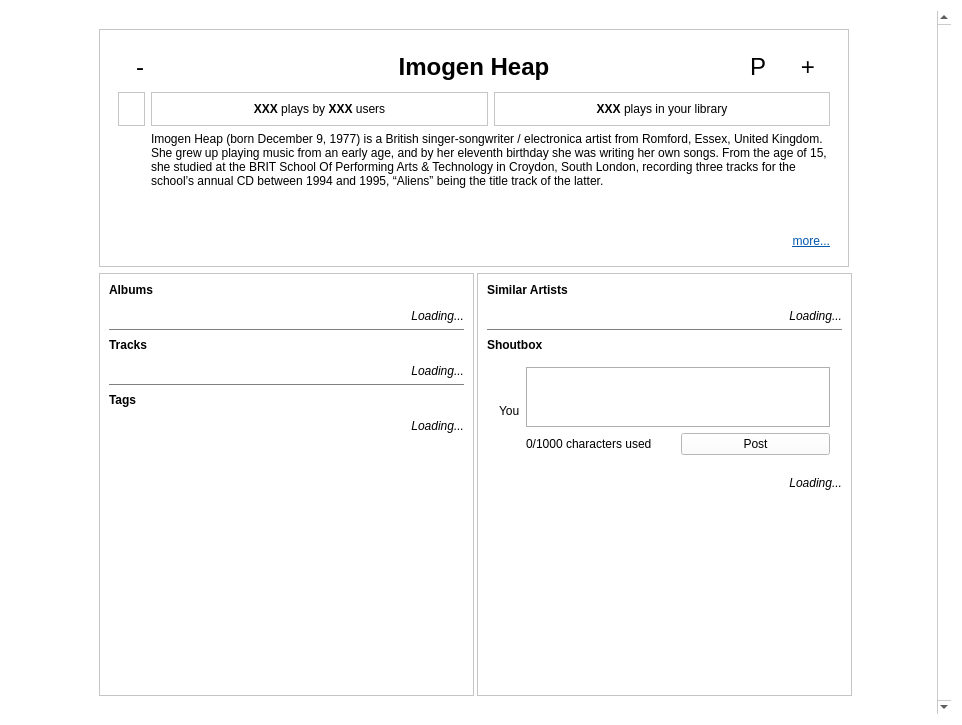
Old version of the form artistcontext.ui in the repository jnetterf/hathor.
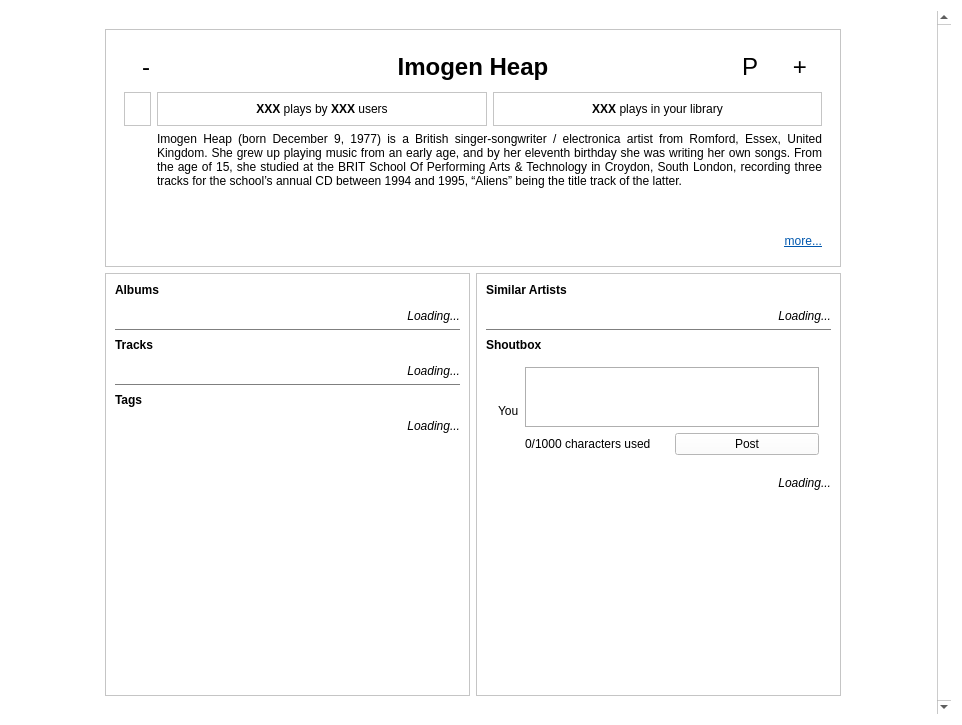
New version of the form. Icons and pictures are not drawn. Custom widgets are drawn as their Qt base class.

Commit message: Made the style consistent between platforms, general fixes.

Diff of the .ui file:
```diff
--- a/artistcontext.ui
+++ b/artistcontext.ui
@@ -471,17 +471,33 @@
           </size>
          </property>
          <layout class="QGridLayout" name="gridLayout_3">
-          <item row="2" column="0">
+          <property name="horizontalSpacing">
+           <number>0</number>
+          </property>
+          <item row="0" column="3" rowspan="3">
+           <spacer name="superSpacer">
+            <property name="orientation">
+             <enum>Qt::Vertical</enum>
+            </property>
+            <property name="sizeHint" stdset="0">
+             <size>
+              <width>0</width>
+              <height>10000</height>
+             </size>
+            </property>
+           </spacer>
+          </item>
+          <item row="2" column="1">
            <widget class="QFrame" name="frame_3">
             <property name="minimumSize">
              <size>
-              <width>375</width>
+              <width>365</width>
               <height>0</height>
              </size>
             </property>
             <property name="maximumSize">
              <size>
-              <width>375</width>
+              <width>365</width>
               <height>16777215</height>
              </size>
             </property>
@@ -501,11 +517,7 @@
                 </sizepolicy>
                </property>
                <property name="text">
-                <string>&lt;!DOCTYPE HTML PUBLIC &quot;-//W3C//DTD HTML 4.0//EN&quot; &quot;http://www.w3.org/TR/REC-html40/strict.dtd&quot;&gt;
-&lt;html&gt;&lt;head&gt;&lt;meta name=&quot;qrichtext&quot; content=&quot;1&quot; /&gt;&lt;style type=&quot;text/css&quot;&gt;
-p, li { white-space: pre-wrap; }
-&lt;/style&gt;&lt;/head&gt;&lt;body style=&quot; font-family:'Sans Serif'; font-size:9pt; font-weight:400; font-style:normal;&quot;&gt;
-&lt;p style=&quot; margin-top:0px; margin-bottom:0px; margin-left:0px; margin-right:0px; -qt-block-indent:0; text-indent:0px;&quot;&gt;&lt;span style=&quot; font-weight:600; color:#000000;&quot;&gt;Albums&lt;/span&gt;&lt;/p&gt;&lt;/body&gt;&lt;/html&gt;</string>
+                <string>&lt;B&gt;Albums&lt;/B&gt;</string>
                </property>
               </widget>
              </item>
@@ -528,11 +540,7 @@
                 </sizepolicy>
                </property>
                <property name="text">
-                <string>&lt;!DOCTYPE HTML PUBLIC &quot;-//W3C//DTD HTML 4.0//EN&quot; &quot;http://www.w3.org/TR/REC-html40/strict.dtd&quot;&gt;
-&lt;html&gt;&lt;head&gt;&lt;meta name=&quot;qrichtext&quot; content=&quot;1&quot; /&gt;&lt;style type=&quot;text/css&quot;&gt;
-p, li { white-space: pre-wrap; }
-&lt;/style&gt;&lt;/head&gt;&lt;body style=&quot; font-family:'Sans Serif'; font-size:9pt; font-weight:400; font-style:normal;&quot;&gt;
-&lt;p align=&quot;right&quot; style=&quot; margin-top:0px; margin-bottom:0px; margin-left:0px; margin-right:0px; -qt-block-indent:0; text-indent:0px;&quot;&gt;&lt;span style=&quot; font-style:italic;&quot;&gt;Loading...&lt;/span&gt;&lt;/p&gt;&lt;/body&gt;&lt;/html&gt;</string>
+                <string>&lt;p align=&quot;right&quot;&gt;&lt;I&gt;Loading...</string>
                </property>
               </widget>
              </item>
@@ -967,11 +975,7 @@
                 </sizepolicy>
                </property>
                <property name="text">
-                <string>&lt;!DOCTYPE HTML PUBLIC &quot;-//W3C//DTD HTML 4.0//EN&quot; &quot;http://www.w3.org/TR/REC-html40/strict.dtd&quot;&gt;
-&lt;html&gt;&lt;head&gt;&lt;meta name=&quot;qrichtext&quot; content=&quot;1&quot; /&gt;&lt;style type=&quot;text/css&quot;&gt;
-p, li { white-space: pre-wrap; }
-&lt;/style&gt;&lt;/head&gt;&lt;body style=&quot; font-family:'Sans Serif'; font-size:9pt; font-weight:400; font-style:normal;&quot;&gt;
-&lt;p style=&quot; margin-top:0px; margin-bottom:0px; margin-left:0px; margin-right:0px; -qt-block-indent:0; text-indent:0px;&quot;&gt;&lt;span style=&quot; font-weight:600; color:#000000;&quot;&gt;Tracks&lt;/span&gt;&lt;/p&gt;&lt;/body&gt;&lt;/html&gt;</string>
+                <string>&lt;B&gt;Tracks</string>
                </property>
               </widget>
              </item>
@@ -988,11 +992,7 @@
              <item>
               <widget class="QLabel" name="label_moreTracks">
                <property name="text">
-                <string>&lt;!DOCTYPE HTML PUBLIC &quot;-//W3C//DTD HTML 4.0//EN&quot; &quot;http://www.w3.org/TR/REC-html40/strict.dtd&quot;&gt;
-&lt;html&gt;&lt;head&gt;&lt;meta name=&quot;qrichtext&quot; content=&quot;1&quot; /&gt;&lt;style type=&quot;text/css&quot;&gt;
-p, li { white-space: pre-wrap; }
-&lt;/style&gt;&lt;/head&gt;&lt;body style=&quot; font-family:'Sans Serif'; font-size:9pt; font-weight:400; font-style:normal;&quot;&gt;
-&lt;p align=&quot;right&quot; style=&quot; margin-top:0px; margin-bottom:0px; margin-left:0px; margin-right:0px; -qt-block-indent:0; text-indent:0px;&quot;&gt;&lt;span style=&quot; font-style:italic;&quot;&gt;Loading...&lt;/span&gt;&lt;/p&gt;&lt;/body&gt;&lt;/html&gt;</string>
+                <string>&lt;p align=&quot;right&quot;&gt;&lt;I&gt;Loading...</string>
                </property>
               </widget>
              </item>
@@ -1006,11 +1006,7 @@
              <item>
               <widget class="QLabel" name="label_3">
                <property name="text">
-                <string>&lt;!DOCTYPE HTML PUBLIC &quot;-//W3C//DTD HTML 4.0//EN&quot; &quot;http://www.w3.org/TR/REC-html40/strict.dtd&quot;&gt;
-&lt;html&gt;&lt;head&gt;&lt;meta name=&quot;qrichtext&quot; content=&quot;1&quot; /&gt;&lt;style type=&quot;text/css&quot;&gt;
-p, li { white-space: pre-wrap; }
-&lt;/style&gt;&lt;/head&gt;&lt;body style=&quot; font-family:'Sans Serif'; font-size:9pt; font-weight:400; font-style:normal;&quot;&gt;
-&lt;p style=&quot; margin-top:0px; margin-bottom:0px; margin-left:0px; margin-right:0px; -qt-block-indent:0; text-indent:0px;&quot;&gt;&lt;span style=&quot; font-weight:600;&quot;&gt;Tags&lt;/span&gt;&lt;/p&gt;&lt;/body&gt;&lt;/html&gt;</string>
+                <string>&lt;B&gt;Tags&lt;/B&gt;</string>
                </property>
               </widget>
              </item>
@@ -1027,11 +1023,7 @@
              <item>
               <widget class="QLabel" name="label_moreTags">
                <property name="text">
-                <string>&lt;!DOCTYPE HTML PUBLIC &quot;-//W3C//DTD HTML 4.0//EN&quot; &quot;http://www.w3.org/TR/REC-html40/strict.dtd&quot;&gt;
-&lt;html&gt;&lt;head&gt;&lt;meta name=&quot;qrichtext&quot; content=&quot;1&quot; /&gt;&lt;style type=&quot;text/css&quot;&gt;
-p, li { white-space: pre-wrap; }
-&lt;/style&gt;&lt;/head&gt;&lt;body style=&quot; font-family:'Sans Serif'; font-size:9pt; font-weight:400; font-style:normal;&quot;&gt;
-&lt;p align=&quot;right&quot; style=&quot; margin-top:0px; margin-bottom:0px; margin-left:0px; margin-right:0px; -qt-block-indent:0; text-indent:0px;&quot;&gt;&lt;span style=&quot; font-style:italic;&quot;&gt;Loading...&lt;/span&gt;&lt;/p&gt;&lt;/body&gt;&lt;/html&gt;</string>
+                <string>&lt;p align=&quot;right&quot;&gt;&lt;I&gt;Loading...</string>
                </property>
               </widget>
              </item>
@@ -1051,17 +1043,17 @@
             </layout>
            </widget>
           </item>
-          <item row="2" column="1">
+          <item row="2" column="2">
            <widget class="QFrame" name="frame_6">
             <property name="minimumSize">
              <size>
-              <width>375</width>
+              <width>365</width>
               <height>0</height>
              </size>
             </property>
             <property name="maximumSize">
              <size>
-              <width>375</width>
+              <width>365</width>
               <height>16777215</height>
              </size>
             </property>
@@ -1081,7 +1073,7 @@
                 </sizepolicy>
                </property>
                <property name="text">
-                <string>&lt;html&gt;&lt;head/&gt;&lt;body&gt;&lt;p&gt;&lt;span style=&quot; font-weight:600;&quot;&gt;Similar Artists&lt;/span&gt;&lt;/p&gt;&lt;/body&gt;&lt;/html&gt;</string>
+                <string>&lt;B&gt;Similar Artists</string>
                </property>
                <property name="alignment">
                 <set>Qt::AlignLeading|Qt::AlignLeft|Qt::AlignTop</set>
@@ -1101,7 +1093,7 @@
              <item>
               <widget class="QLabel" name="label_moreArtists">
                <property name="text">
-                <string>&lt;html&gt;&lt;head/&gt;&lt;body&gt;&lt;p align=&quot;right&quot;&gt;&lt;span style=&quot; font-style:italic;&quot;&gt;Loading...&lt;/span&gt;&lt;/p&gt;&lt;/body&gt;&lt;/html&gt;</string>
+                <string>&lt;p align=&quot;right&quot;&gt;&lt;I&gt;Loading...</string>
                </property>
               </widget>
              </item>
@@ -1121,7 +1113,7 @@
                 </sizepolicy>
                </property>
                <property name="text">
-                <string>&lt;html&gt;&lt;head/&gt;&lt;body&gt;&lt;p&gt;&lt;span style=&quot; font-weight:600;&quot;&gt;Shoutbox&lt;/span&gt;&lt;/p&gt;&lt;/body&gt;&lt;/html&gt;</string>
+                <string>&lt;B&gt;Shoutbox</string>
                </property>
                <property name="alignment">
                 <set>Qt::AlignLeading|Qt::AlignLeft|Qt::AlignTop</set>
@@ -1651,7 +1643,7 @@
              <item>
               <widget class="QLabel" name="label_moreShoutbox">
                <property name="text">
-                <string>&lt;html&gt;&lt;head/&gt;&lt;body&gt;&lt;p align=&quot;right&quot;&gt;&lt;span style=&quot; font-style:italic;&quot;&gt;Loading...&lt;/span&gt;&lt;/p&gt;&lt;/body&gt;&lt;/html&gt;</string>
+                <string>&lt;p align=&quot;right&quot;&gt;&lt;I&gt;Loading...</string>
                </property>
               </widget>
              </item>
@@ -1671,27 +1663,20 @@
             </layout>
            </widget>
           </item>
-          <item row="2" column="2">
-           <spacer name="superSpacer">
-            <property name="orientation">
-             <enum>Qt::Vertical</enum>
-            </property>
-            <property name="sizeHint" stdset="0">
-             <size>
-              <width>0</width>
-              <height>10000</height>
-             </size>
-            </property>
-           </spacer>
-          </item>
-          <item row="0" column="0" rowspan="2" colspan="2">
+          <item row="0" column="1" rowspan="2" colspan="2">
            <widget class="QFrame" name="frame_header">
             <property name="sizePolicy">
-             <sizepolicy hsizetype="Preferred" vsizetype="Minimum">
+             <sizepolicy hsizetype="Expanding" vsizetype="Maximum">
               <horstretch>0</horstretch>
               <verstretch>0</verstretch>
              </sizepolicy>
             </property>
+            <property name="maximumSize">
+             <size>
+              <width>738</width>
+              <height>16777215</height>
+             </size>
+            </property>
             <property name="frameShape">
              <enum>QFrame::StyledPanel</enum>
             </property>
@@ -1832,7 +1817,7 @@
                     <rect>
                      <x>0</x>
                      <y>0</y>
-                     <width>692</width>
+                     <width>672</width>
                      <height>104</height>
                     </rect>
                    </property>
@@ -1843,7 +1828,7 @@
                     <item>
                      <widget class="QLabel" name="label_description">
                       <property name="sizePolicy">
-                       <sizepolicy hsizetype="Expanding" vsizetype="Minimum">
+                       <sizepolicy hsizetype="Preferred" vsizetype="Minimum">
                         <horstretch>0</horstretch>
                         <verstretch>0</verstretch>
                        </sizepolicy>
@@ -1852,7 +1837,7 @@
                        <string>Imogen Heap (born December 9, 1977) is a British singer-songwriter / electronica artist from Romford, Essex, United Kingdom. She grew up playing music from an early age, and by her eleventh birthday she was writing her own songs. From the age of 15, she studied at the BRIT School Of Performing Arts &amp; Technology in Croydon, South London, recording three tracks for the school’s annual CD between 1994 and 1995, “Aliens” being the title track of the latter.</string>
                       </property>
                       <property name="alignment">
-                       <set>Qt::AlignLeading|Qt::AlignLeft|Qt::AlignTop</set>
+                       <set>Qt::AlignJustify|Qt::AlignTop</set>
                       </property>
                       <property name="wordWrap">
                        <bool>true</bool>
```
Left out of the diff: 13 changed lines with no effect on the pictures. The commit also changes 27 other files.
